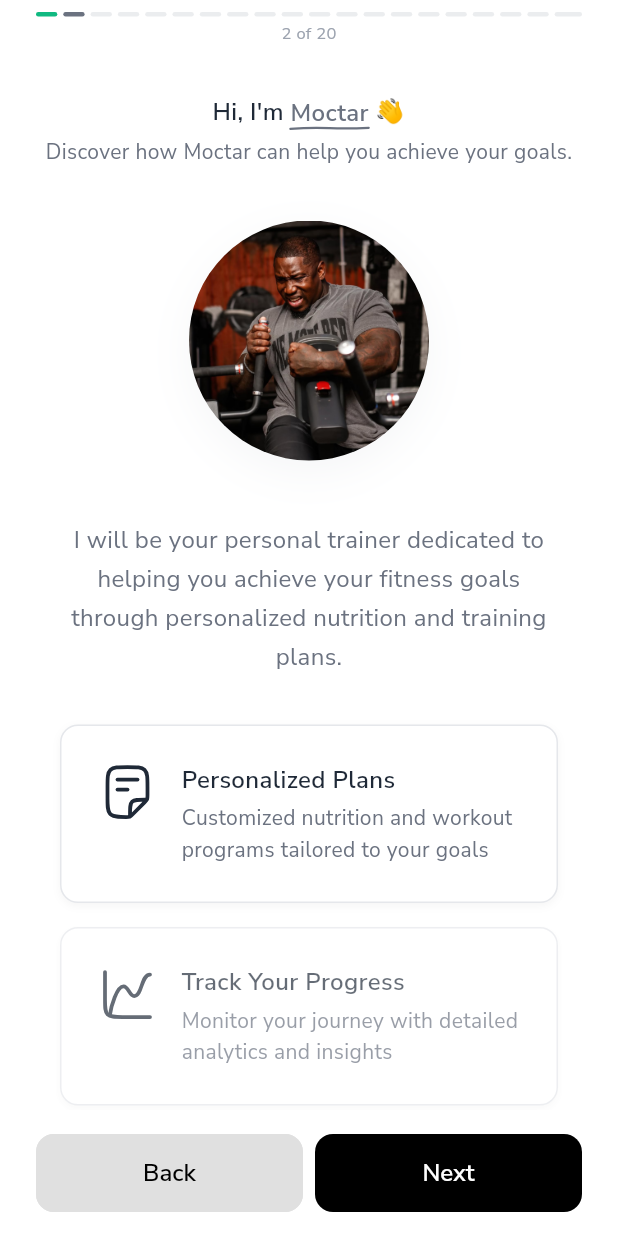
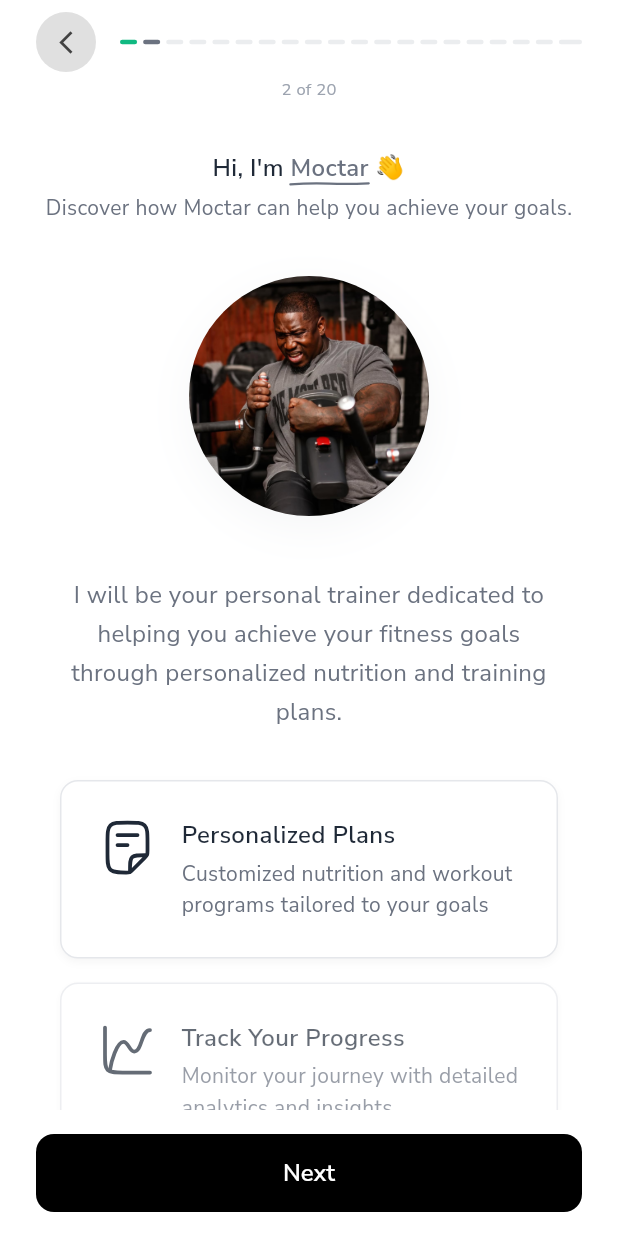
Before and after one commit to mahmoudal99/moctarnutrition, a Flutter app: the OnboardingScreen screen opened by its route, swiped to page 2, on a phone screen of 412 x 824 dp. Run offline on Flutter 3.47's test engine with Material 3 defaults, Android fonts, the phone set to English and light mode, and no system bars; our stand-ins replace auth_buttons, cached_network_image, cloud_firestore, confetti, dotted_border, firebase_auth and 19 more; missing offline and left inert: flutter_floating_bottom_bar, flutter_stripe, mobile_scanner, openfoodfacts; accounts and stored records are empty; project files that could hold a hidden picture were left out.

Commit message:
Add back button to top left corner for onboarding

```diff
--- a/lib/features/onboarding/presentation/screens/onboarding_screen.dart
+++ b/lib/features/onboarding/presentation/screens/onboarding_screen.dart
@@ -57,6 +57,13 @@ class _OnboardingScreenState extends State<OnboardingScreen> {
             OnboardingProgressIndicator(
               steps: _steps,
               currentPage: _currentPage,
+              onBack: () {
+                HapticFeedback.mediumImpact();
+                _pageController.previousPage(
+                  duration: const Duration(milliseconds: 300),
+                  curve: Curves.easeInOut,
+                );
+              },
             ),
             Expanded(
               child: PageView.builder(
@@ -197,11 +204,7 @@ class _OnboardingScreenState extends State<OnboardingScreen> {
               totalSteps: _steps.length,
               isNextEnabled: _isNextEnabled(),
               onBack: () {
-                HapticFeedback.mediumImpact();
-                _pageController.previousPage(
-                  duration: const Duration(milliseconds: 300),
-                  curve: Curves.easeInOut,
-                );
+                // Back button removed - handled by progress indicator
               },
               onNext: () {
                 HapticFeedback.mediumImpact();
--- a/lib/features/onboarding/presentation/widgets/onboarding_navigation_buttons.dart
+++ b/lib/features/onboarding/presentation/widgets/onboarding_navigation_buttons.dart
@@ -74,7 +74,7 @@ class OnboardingNavigationButtons extends StatelessWidget {
       );
     }
 
-    // Default navigation buttons (Back & Next)
+    // Default navigation buttons (Next only)
     return AnimatedContainer(
       duration: const Duration(milliseconds: 300),
       padding: const EdgeInsets.symmetric(
@@ -83,22 +83,6 @@ class OnboardingNavigationButtons extends StatelessWidget {
       ),
       child: Row(
         children: [
-          if (currentPage > 0)
-            Expanded(
-              child: AnimatedOpacity(
-                duration: const Duration(milliseconds: 200),
-                opacity: currentPage > 0 ? 1.0 : 0.0,
-                child: SizedBox(
-                  height: 52,
-                  child: CustomButton(
-                    text: 'Back',
-                    type: ButtonType.outline,
-                    onPressed: onBack,
-                  ),
-                ),
-              ),
-            ),
-          if (currentPage > 0) const SizedBox(width: AppConstants.spacingS),
           Expanded(
             child: AnimatedSwitcher(
               duration: const Duration(milliseconds: 200),
--- a/lib/features/onboarding/presentation/widgets/onboarding_progress_indicator.dart
+++ b/lib/features/onboarding/presentation/widgets/onboarding_progress_indicator.dart
@@ -1,15 +1,18 @@
 import 'package:flutter/material.dart';
+import 'package:flutter/services.dart';
 import '../../../../core/constants/app_constants.dart';
 import '../models/onboarding_step.dart';
 
 class OnboardingProgressIndicator extends StatelessWidget {
   final List<OnboardingStep> steps;
   final int currentPage;
+  final VoidCallback? onBack;
 
   const OnboardingProgressIndicator({
     super.key,
     required this.steps,
     required this.currentPage,
+    this.onBack,
   });
 
   @override
@@ -22,6 +25,37 @@ class OnboardingProgressIndicator extends StatelessWidget {
       child: Column(
         children: [
           Row(
+            children: [
+              // Back arrow button
+              if (currentPage > 0 && onBack != null)
+                AnimatedOpacity(
+                  duration: const Duration(milliseconds: 200),
+                  opacity: currentPage > 0 ? 1.0 : 0.0,
+                  child: GestureDetector(
+                    onTap: () {
+                      HapticFeedback.lightImpact();
+                      onBack?.call();
+                    },
+                    child: Container(
+                      width: 40,
+                      height: 40,
+                      decoration: BoxDecoration(
+                        color: Colors.grey[300],
+                        shape: BoxShape.circle,
+                      ),
+                      child: Icon(
+                        Icons.arrow_back_ios_new,
+                        size: 18,
+                        color: Colors.grey[800],
+                      ),
+                    ),
+                  ),
+                ),
+              if (currentPage > 0 && onBack != null)
+                const SizedBox(width: AppConstants.spacingM),
+              // Progress bar
+              Expanded(
+                child: Row(
                   children: List.generate(steps.length, (index) {
                     return Expanded(
                       child: AnimatedContainer(
@@ -29,8 +63,9 @@ class OnboardingProgressIndicator extends StatelessWidget {
                         curve: Curves.easeInOut,
                         height: 3,
                         margin: EdgeInsets.only(
-                    right:
-                        index < steps.length - 1 ? AppConstants.spacingXS : 0,
+                          right: index < steps.length - 1
+                              ? AppConstants.spacingXS
+                              : 0,
                         ),
                         decoration: BoxDecoration(
                           color: index <= currentPage
@@ -41,6 +76,9 @@ class OnboardingProgressIndicator extends StatelessWidget {
                       ),
                     );
                   }),
+                ),
+              ),
+            ],
           ),
           const SizedBox(height: AppConstants.spacingXS),
           AnimatedSwitcher(
```
Lines whose indentation alone changed are shown as unchanged.
